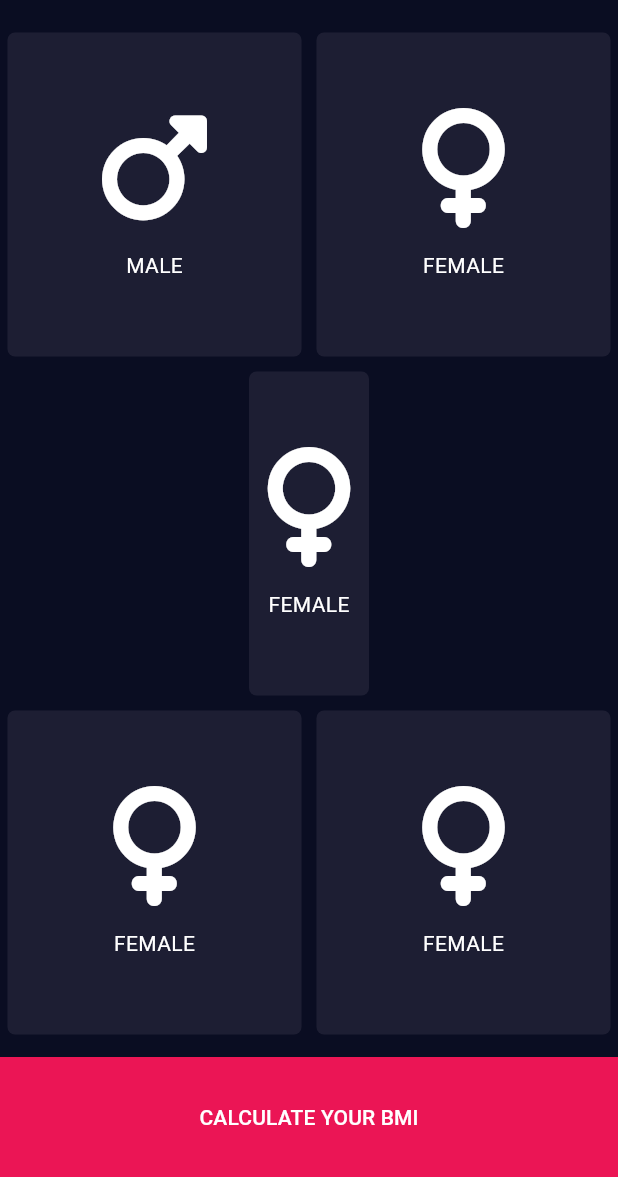
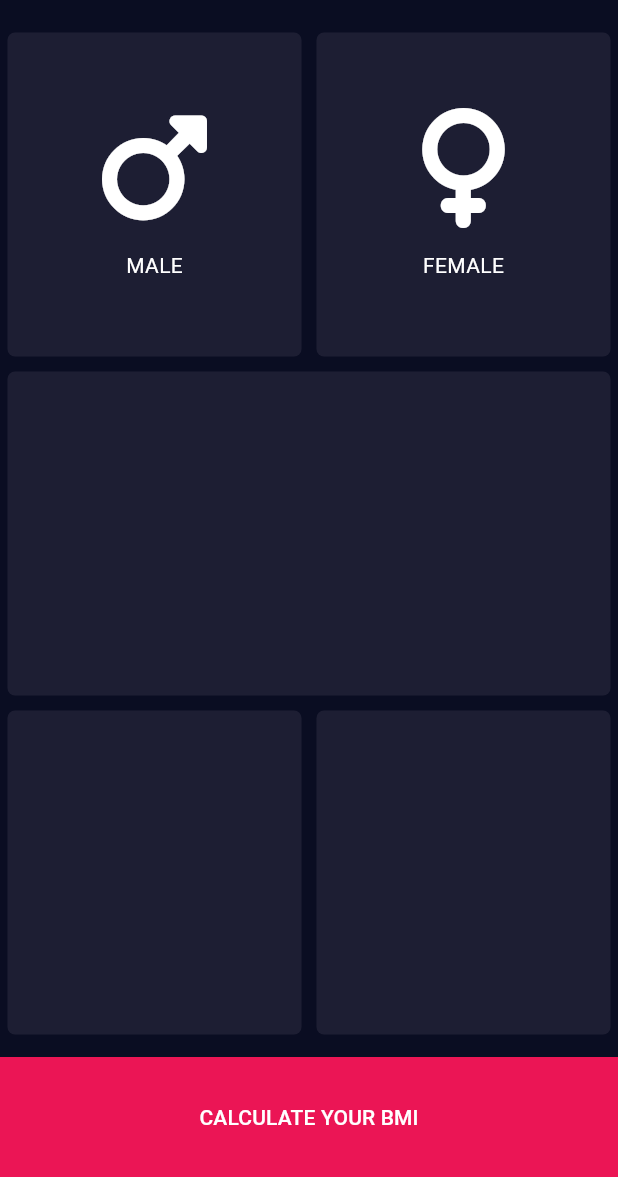
Before and after one commit to ziyadrahman/bmi-Calculator, a Flutter app: the screen it shows after launch, on a phone screen of 412 x 824 dp, the part 59-1236 px from its top. Run offline on Flutter 3.47's test engine with Material 3 defaults, Android fonts, the phone set to English and light mode, and no system bars; our stand-ins replace font_awesome_flutter.

Commit message:
UI Implemeneted till male and female button

```diff
--- a/lib/Components/ReusableCard.dart
+++ b/lib/Components/ReusableCard.dart
@@ -4,12 +4,12 @@ class ReusableCard extends StatelessWidget {
   const ReusableCard({
     super.key,
     required this.color,
-    required this.cardChild,
+    this.cardChild,
     this.onPress,
   });
 
   final Color color;
-  final Widget cardChild;
+  final Widget? cardChild;
   final VoidCallback? onPress;
   final String pageName = 'ReusableCard';
 
--- a/lib/main.dart
+++ b/lib/main.dart
@@ -106,46 +106,23 @@ class _MyHomePageState extends State<MyHomePage> {
               ],
             )),
             Expanded(
-              child: GestureDetector(
-                onTap: () {
-                  Common.printInLog(pageName, "GestureDetector", "onTap");
-                  setState(() {
-                    selectedGender = Gender.female;
-                  });
-                },
-                child: ReusableCard(
-                  color: inActiveCardColor,
-                  key: null,
-                  cardChild: const IconContent(
-                    key: null,
-                    icon: FontAwesomeIcons.venus,
-                    label: 'FEMALE',
-                  ),
-                ),
+              child: ReusableCard(
+                color: inActiveCardColor,
+                key: null,
               ),
             ),
-            Expanded(
+            const Expanded(
                 child: Row(
               children: <Widget>[
                 Expanded(
                     child: ReusableCard(
                   color: reusableCardColor,
                   key: null,
-                  cardChild: IconContent(
-                    key: null,
-                    icon: FontAwesomeIcons.venus,
-                    label: 'FEMALE',
-                  ),
                 )),
                 Expanded(
                     child: ReusableCard(
                   color: reusableCardColor,
                   key: null,
-                  cardChild: IconContent(
-                    key: null,
-                    icon: FontAwesomeIcons.venus,
-                    label: 'FEMALE',
-                  ),
                 )),
               ],
             )),
```
